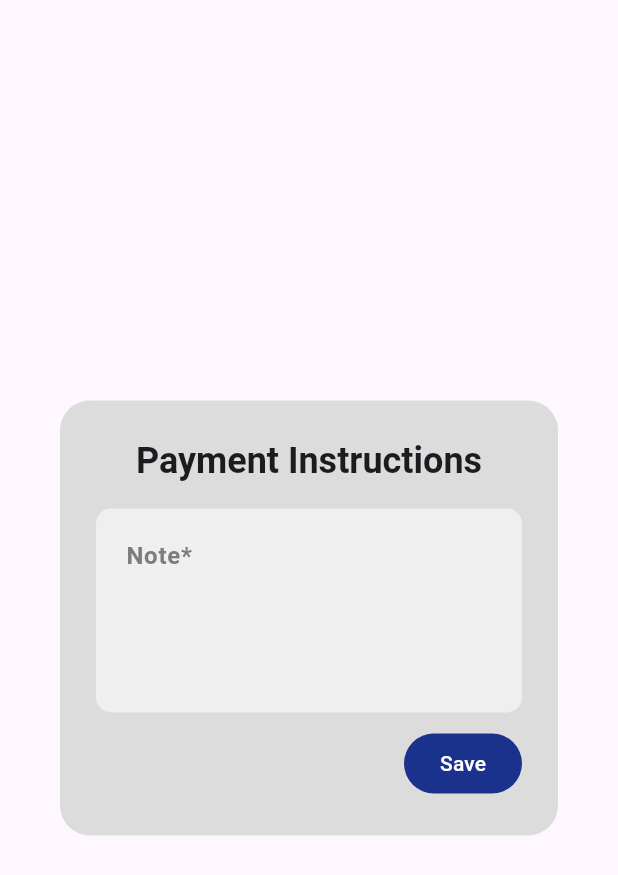
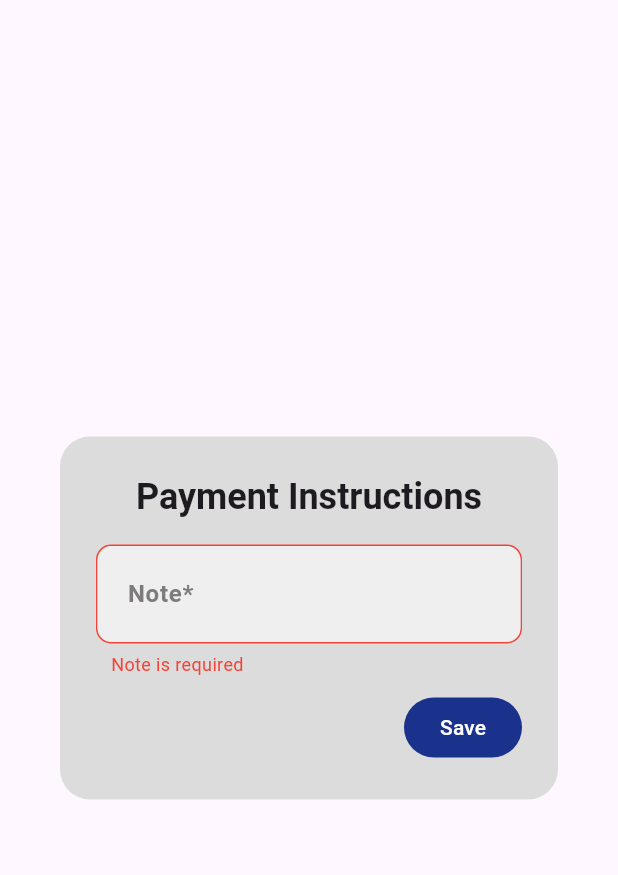
Before and after one commit to sacrilegioushero220/Quick-Bill-App, a Flutter app: the AddPaymentDialog widget shown alone on an empty page, opened directly, after a tap on "Save", on a phone screen of 412 x 824 dp. Shown: the top 875 px of the screen. Run offline on Flutter 3.47's test engine with Material 3 defaults, Android fonts, the phone set to English and light mode, and no system bars; our stand-ins replace flutter_bloc, flutter_svg, google_fonts, shared_preferences; missing offline and left inert: syncfusion_flutter_signaturepad; accounts and stored records are empty.

Commit message:
payment note faeture is completed

```diff
--- a/lib/Screens/new_invoice_screen.dart
+++ b/lib/Screens/new_invoice_screen.dart
@@ -64,6 +64,10 @@ class NewInvoiceScreen extends StatelessWidget {
                       if (state is ItemListCleared) {
                         isCompleted3 = false;
                       }
+                      if (state is PaymentInstructionsLoaded ||
+                          state is PaymentInstructionsUpdated) {
+                        isCompleted4 = true;
+                      }
                     },
                     builder: (context, state) {
                       return Column(
@@ -119,7 +123,7 @@ class NewInvoiceScreen extends StatelessWidget {
                             iconPath: payment,
                             title: "Payment",
                             subtitle: 'add payment instructions',
-                            isCompleted: false,
+                            isCompleted: isCompleted4,
                             isDialog: true,
                           ),
                           const SizedBox(
--- a/lib/cubits/invoice_cubit/invoice_cubit.dart
+++ b/lib/cubits/invoice_cubit/invoice_cubit.dart
@@ -80,21 +80,6 @@ class InvoiceCubit extends Cubit<InvoiceState> {
     }
   }
 
-  void updatePaymentInstructions(String paymentInstructions) {
-    final currentState = state;
-    if (currentState is InvoiceData) {
-      emit(InvoiceData(
-        invoiceId: currentState.invoiceId,
-        date: currentState.date,
-        businessDetails: currentState.businessDetails,
-        payerDetails: currentState.payerDetails,
-        items: currentState.items,
-        paymentInstructions: paymentInstructions,
-        signature: currentState.signature,
-      ));
-    }
-  }
-
   void updateSignature(ByteData signature) {
     final currentState = state;
     if (currentState is InvoiceData) {
--- a/lib/cubits/storage_cubit/storage_cubit.dart
+++ b/lib/cubits/storage_cubit/storage_cubit.dart
@@ -185,6 +185,7 @@ class StorageCubit extends Cubit<StorageState> {
         .remove('business_details'); // Remove the list from SharedPreferences
     itemList.clear(); // Clear the local list
     await prefs.remove('customer_details');
+    await prefs.remove('payment_instructions');
     emit(StorageEmpty());
   }
 
@@ -194,4 +195,30 @@ class StorageCubit extends Cubit<StorageState> {
     itemList.clear(); // Clear the local list
     emit(ItemCleared());
   }
+
+  void updatePaymentInstructions(
+      String paymentInstructions, BuildContext context) async {
+    if (paymentInstructions.isEmpty) {
+      emit(InvalidPaymentInstructions(
+        isValid: false,
+      ));
+    } else {
+      final prefs = await SharedPreferences.getInstance();
+      await prefs.setString("payment_instructions", paymentInstructions);
+      emit(PaymentInstructionsUpdated());
+      Navigator.pop(context);
+    }
+  }
+
+  void loadPaymentInstructions() async {
+    final prefs = await SharedPreferences.getInstance();
+    final payment = prefs.getString("payment_instructions");
+    if (payment != null) {
+      emit(PaymentInstructionsLoaded(
+        paymentInstructions: payment,
+      ));
+    } else {
+      emit(NoPaymentInstructions());
+    }
+  }
 }
--- a/lib/cubits/storage_cubit/storage_state.dart
+++ b/lib/cubits/storage_cubit/storage_state.dart
@@ -43,6 +43,22 @@ final class ItemListCleared extends StorageState {}
 
 final class ItemCleared extends StorageState {}
 
+final class PaymentInstructionsUpdated extends StorageState {}
+
+final class InvalidPaymentInstructions extends StorageState {
+  final bool isValid;
+
+  InvalidPaymentInstructions({required this.isValid});
+}
+
+final class NoPaymentInstructions extends StorageState {}
+
+final class PaymentInstructionsLoaded extends StorageState {
+  final String paymentInstructions;
+
+  PaymentInstructionsLoaded({required this.paymentInstructions});
+}
+
 final class StorageLoaded extends StorageState {}
 
 final class StorageEmpty extends StorageState {}
--- a/lib/widgets/payment_dialog.dart
+++ b/lib/widgets/payment_dialog.dart
@@ -1,15 +1,27 @@
 import 'package:flutter/material.dart';
 import 'package:flutter_bloc/flutter_bloc.dart';
-import 'package:quick_bill/Cubits/invoice_cubit/invoice_cubit.dart';
-import 'package:quick_bill/Screens/home_screen.dart';
+import 'package:quick_bill/cubits/storage_cubit/storage_cubit.dart';
 import 'package:quick_bill/widgets/custom_widgets.dart';
+import 'package:quick_bill/widgets/validated_text_field.dart';
 
-class AddPaymentDialog extends StatelessWidget {
+class AddPaymentDialog extends StatefulWidget {
+  const AddPaymentDialog({super.key});
+
+  @override
+  State<AddPaymentDialog> createState() => _AddPaymentDialogState();
+}
+
+class _AddPaymentDialogState extends State<AddPaymentDialog> {
   final TextEditingController notesController = TextEditingController();
-  AddPaymentDialog({super.key});
+  @override
+  void initState() {
+    BlocProvider.of<StorageCubit>(context).loadPaymentInstructions();
+    super.initState();
+  }
 
   @override
   Widget build(BuildContext context) {
+    bool isValid = true;
     return AlertDialog(
       shape: RoundedRectangleBorder(
         borderRadius: BorderRadius.circular(20.0),
@@ -27,11 +39,30 @@ class AddPaymentDialog extends StatelessWidget {
         child: Column(
           mainAxisSize: MainAxisSize.min,
           children: [
-            CustomTextField(
-              controller: notesController,
-              hintText: 'Note*',
-              isBigField: true,
-            ),
+            BlocConsumer<StorageCubit, StorageState>(
+                listener: (context, state) {
+              if (state is PaymentInstructionsLoaded) {
+                notesController.text = state.paymentInstructions;
+              }
+              if (state is InvalidPaymentInstructions) {
+                isValid = false;
+              }
+            }, builder: (context, state) {
+              if (state is NoPaymentInstructions) {
+                return ValidatedTextField(
+                  controller: notesController,
+                  hintText: 'Note*',
+                  isValid: true,
+                  errorMessage: 'Note is required',
+                );
+              }
+              return ValidatedTextField(
+                controller: notesController,
+                hintText: 'Note*',
+                isValid: isValid,
+                errorMessage: 'Note is required',
+              );
+            }),
             const SizedBox(height: 10.0),
             Align(
                 alignment: Alignment.bottomRight,
@@ -40,8 +71,9 @@ class AddPaymentDialog extends StatelessWidget {
                   onPressed: () {
                     final notesData = notesController.text.trim();
                     context
-                        .read<InvoiceCubit>()
-                        .updatePaymentInstructions(notesData);
+                        .read<StorageCubit>()
+                        .updatePaymentInstructions(notesData, context);
+                    //Navigator.of(context).pop(); // Close the dialog after saving
                   },
                 )),
           ],
@@ -56,7 +88,7 @@ void showPaymentDialog(BuildContext context) {
   showDialog(
     context: context,
     builder: (BuildContext context) {
-      return AddPaymentDialog();
+      return const AddPaymentDialog();
     },
   );
 }
```
